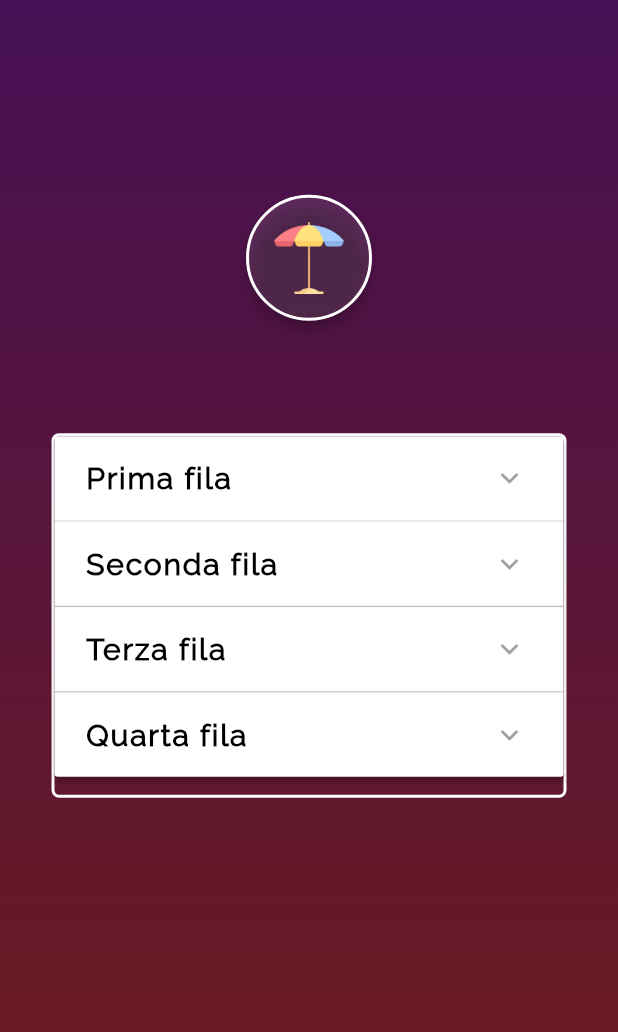
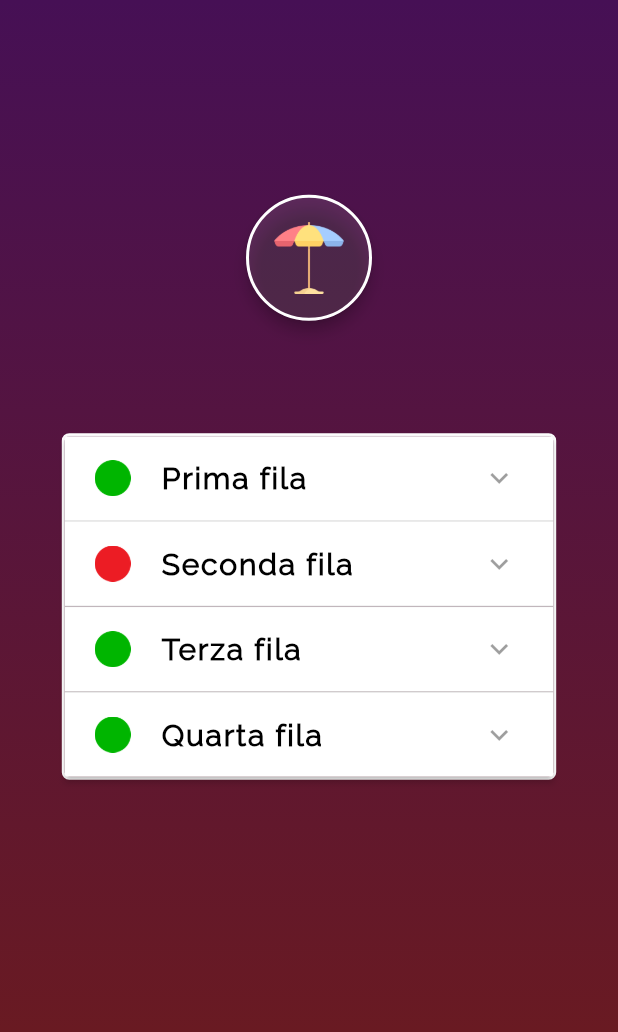
Before and after one commit to renzoproietti/gestionale-chalet, a Flutter app: what createSezioneOmbrelloni() shows on an empty page, opened directly with empty values, on a phone screen of 412 x 824 dp. Shown: the top 1032 px of the screen. Run offline on Flutter 3.47's test engine with Material 2 defaults, Android fonts, the phone set to English and light mode, and no system bars; our stand-ins replace flutter_signin_button, google_sign_in, sqflite, syncfusion_flutter_datepicker; accounts and stored records are empty; generated files the repository leaves out were written again.

Commit message:
fix Container della sezione ombrelloni che usciva dai bordi pt.1

```diff
--- a/lib/list_item_handler.dart
+++ b/lib/list_item_handler.dart
@@ -21,13 +21,16 @@ class ListItem {
 }
 
 class OmbrelloniItem extends ListItem {
+  Image? busyIcon;
+
   OmbrelloniItem(
       {isExpanded,
       header,
       body = '\t',
       infos,
       prezzo = 0.0,
-      category = 'Ombrelloni'})
+      category = 'Ombrelloni',
+      this.busyIcon})
       : super(
           isExpanded: isExpanded!,
           header: header,
--- a/lib/sezione_ombrelloni.dart
+++ b/lib/sezione_ombrelloni.dart
@@ -6,10 +6,26 @@ import 'package:fluttertest/list_item_handler.dart';
 import 'package:fluttertest/custom_expansion_panel.dart' as custom_panel;
 
 List<OmbrelloniItem> _file = <OmbrelloniItem>[
-  OmbrelloniItem(header: "Prima fila", isExpanded: false),
-  OmbrelloniItem(header: "Seconda fila", isExpanded: false),
-  OmbrelloniItem(header: "Terza fila", isExpanded: false),
-  OmbrelloniItem(header: "Quarta fila", isExpanded: false),
+  OmbrelloniItem(
+      header: "Prima fila",
+      isExpanded: false,
+      busyIcon: green_light,
+      prezzo: 15.00),
+  OmbrelloniItem(
+      header: "Seconda fila",
+      isExpanded: false,
+      busyIcon: red_light,
+      prezzo: 12.00),
+  OmbrelloniItem(
+      header: "Terza fila",
+      isExpanded: false,
+      busyIcon: green_light,
+      prezzo: 9.00),
+  OmbrelloniItem(
+      header: "Quarta fila",
+      isExpanded: false,
+      busyIcon: green_light,
+      prezzo: 6.00),
 ];
 const int ombrelloniPerFila = 10;
 
@@ -62,9 +78,9 @@ Container createSezioneOmbrelloni(
               EdgeInsets.only(top: MediaQuery.of(context).size.height / 11),
         ),
         Container(
-          width: MediaQuery.of(context).size.width / 1.2,
-          height: MediaQuery.of(context).size.height / 3.39,
-
+          width: MediaQuery.of(context).size.width * 80 / 100,
+          //height: MediaQuery.of(context).size.height * 60 / 100,
+          constraints: expanded ? BoxConstraints(maxHeight: 400) : null,
           decoration: BoxDecoration(
             color: Colors.transparent,
             border: Border.all(
@@ -78,32 +94,32 @@ Container createSezioneOmbrelloni(
           child: MediaQuery.removePadding(
             removeTop: true,
             context: context,
-            child: Scrollbar(
-              isAlwaysShown: true,
-              interactive: true,
             child: Center(
+              //child: Expanded(
               child: ListView(
-                  shrinkWrap: false,
+                shrinkWrap: true,
                 children: <Widget>[
                   custom_panel.ExpansionPanelList(
                     inBetweenPadding: 0.2,
-                      expandedHeaderPadding: const EdgeInsets.symmetric(
-                          vertical: 4, horizontal: 0),
+                    expandedHeaderPadding:
+                        const EdgeInsets.symmetric(vertical: 4, horizontal: 0),
                     expansionCallback: callback,
                     children: getFile().map((OmbrelloniItem fila) {
-                        initFila(fila);
+                      expanded = getIsExpanded(getFile());
                       return CustomExpansionPanel(
                           canTapOnHeader: true,
                           headerBuilder:
                               (BuildContext context, bool isExpanded) {
                             return Row(
+                              mainAxisAlignment: MainAxisAlignment.start,
                               children: <Widget>[
-                                  Padding(
-                                      padding: EdgeInsets.only(
-                                          left: MediaQuery.of(context)
-                                                  .size
-                                                  .width /
-                                              20)),
+                                const Padding(
+                                  padding: EdgeInsets.only(left: 20),
+                                ),
+                                fila.busyIcon!,
+                                const Padding(
+                                  padding: EdgeInsets.only(left: 20),
+                                ),
                                 createText(fila.header,
                                     alignment: TextAlign.left,
                                     weight: FontWeight.bold,
@@ -115,22 +131,17 @@ Container createSezioneOmbrelloni(
                           },
                           isExpanded: fila.isExpanded,
                           body: ListView(
-                                physics: BouncingScrollPhysics(),
                               shrinkWrap: true,
+                              physics: const BouncingScrollPhysics(),
                               children:
                                   initFila(fila).map((ListItem ombrellone) {
                                 counter.addEntry(
                                     MapEntry(ombrellone, ombrellone.number));
 
-                                  return listContainer(ombrellone,
-                                      counter.getCounterFromItem(ombrellone),
-                                      () {
-                                    removeItem(ombrellone, counter,
-                                        Chalet.of(context) as State);
-                                  }, () {
-                                    addItem(ombrellone, counter,
-                                        Chalet.of(context) as State);
-                                  }, context);
+                                return listContainerOmbrelloni(
+                                  ombrellone,
+                                  context,
+                                );
                               }).toList()));
                     }).toList(),
                   ),
@@ -139,8 +150,18 @@ Container createSezioneOmbrelloni(
             ),
           ),
         ),
-        ),
+        //),
       ],
     ),
   );
 }
+
+bool expanded = false;
+
+bool getIsExpanded(List<OmbrelloniItem> items) {
+  bool isExpanded = false;
+  for (var v in items) {
+    if (v.isExpanded) isExpanded = true;
+  }
+  return isExpanded;
+}
--- a/lib/widgets_builder.dart
+++ b/lib/widgets_builder.dart
@@ -1,4 +1,5 @@
 import 'package:flutter/material.dart';
+import 'package:fluttertest/datepicker_dialog.dart';
 import 'list_item_handler.dart';
 import 'package:flutter_gen/gen_l10n/app_localizations.dart';
 
@@ -138,10 +139,10 @@ Container listContainer(ListItem item, int counter, Function? onRemoveTap(),
         SizedBox(
           child: createText(item.header,
               color: Colors.black, size: 14, alignment: TextAlign.left),
-          width: MediaQuery.of(context).size.width / 2.5,
+          width: MediaQuery.of(context).size.width / 2.75,
         ),
         SizedBox(
-          child: createText(item.prezzo.toString() + '0€',
+          child: createText(item.prezzo.toString() + '€',
               color: Colors.black, size: 14, alignment: TextAlign.left),
           width: MediaQuery.of(context).size.width / 5,
         ),
@@ -163,6 +164,44 @@ Container listContainer(ListItem item, int counter, Function? onRemoveTap(),
                   size: 18,
                 ),
                 onTap: onAddTap),
+          ],
+        )
+      ],
+    ),
+  );
+}
+
+Container listContainerOmbrelloni(ListItem item, BuildContext context) {
+  return Container(
+    padding: const EdgeInsets.symmetric(vertical: 5, horizontal: 10),
+    decoration: const BoxDecoration(
+        color: Colors.white,
+        backgroundBlendMode: BlendMode.multiply,
+        border: Border.symmetric(
+            horizontal: BorderSide(color: Colors.black26, width: 0.3),
+            vertical: BorderSide(color: Colors.black26, width: 0.3))),
+    child: Row(
+      mainAxisAlignment: MainAxisAlignment.spaceBetween,
+      children: [
+        SizedBox(
+          child: createText(item.header,
+              color: Colors.black, size: 14, alignment: TextAlign.left),
+          width: MediaQuery.of(context).size.width / 3.5,
+        ),
+        SizedBox(
+          child: createText(item.prezzo.toString() + '0€',
+              color: Colors.black, size: 14, alignment: TextAlign.left),
+          width: MediaQuery.of(context).size.width / 5,
+        ),
+        Row(
+          children: [
+            TextButton(
+              onPressed: () {
+                showDialog(
+                    context: context, builder: (context) => CustomDatePicker());
+              },
+              child: createText(item.body, color: Colors.blue, size: 18),
+            ),
           ],
         )
       ],
```
Lines whose indentation alone changed are shown as unchanged.
